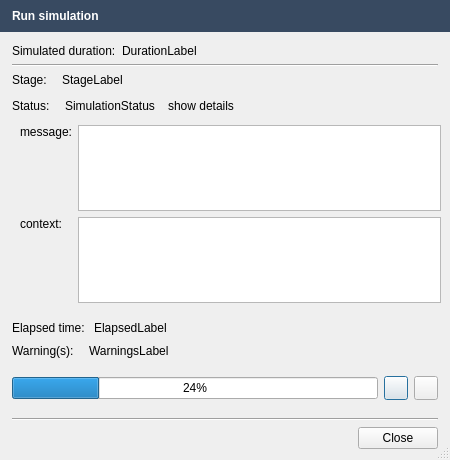
First picture: the form in src/openfluid/ui/common/RunSimulationDialog.ui, repository OpenFLUID/openfluid, before the edit.
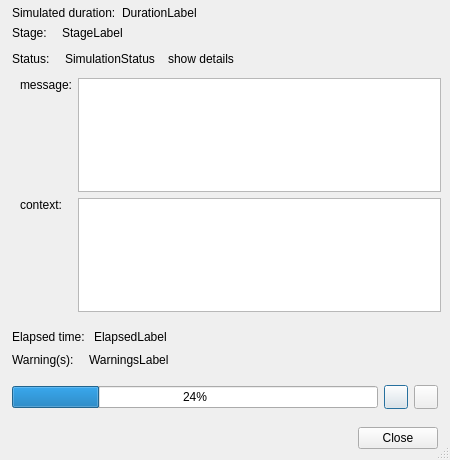
Second picture: the form after the edit. Custom widgets are drawn as their Qt base class.

Commit message:
Introduction of message dialog for OpenFLUID applications
* Added MessageFrame and MessageDialog classes
* Cleaned code
* Switch to version 2.1.7~alpha1

(closes OpenFLUID/openfluid#790)

```diff
--- a/src/openfluid/ui/common/RunSimulationDialog.ui
+++ b/src/openfluid/ui/common/RunSimulationDialog.ui
@@ -40,7 +40,7 @@
   <property name="modal">
    <bool>true</bool>
   </property>
-  <layout class="QVBoxLayout" name="verticalLayout" stretch="0,0,0,1,0,0,0">
+  <layout class="QVBoxLayout" name="verticalLayout" stretch="0,1,0,0">
    <property name="sizeConstraint">
     <enum>QLayout::SetMinimumSize</enum>
    </property>
@@ -53,52 +53,6 @@
    <property name="rightMargin">
     <number>0</number>
    </property>
-   <item>
-    <widget class="QFrame" name="MessageFrame">
-     <property name="sizePolicy">
-      <sizepolicy hsizetype="Preferred" vsizetype="Maximum">
-       <horstretch>0</horstretch>
-       <verstretch>0</verstretch>
-      </sizepolicy>
-     </property>
-     <property name="styleSheet">
-      <string notr="true">background-color: #384A61;</string>
-     </property>
-     <property name="frameShape">
-      <enum>QFrame::Panel</enum>
-     </property>
-     <property name="frameShadow">
-      <enum>QFrame::Sunken</enum>
-     </property>
-     <property name="lineWidth">
-      <number>0</number>
-     </property>
-     <layout class="QHBoxLayout" name="horizontalLayout_3" stretch="0">
-      <property name="spacing">
-       <number>5</number>
-      </property>
-      <property name="leftMargin">
-       <number>12</number>
-      </property>
-      <item>
-       <layout class="QHBoxLayout" name="horizontalLayout_2">
-        <item>
-         <widget class="QLabel" name="MessageLabel">
-          <property name="styleSheet">
-           <string notr="true">color: rgb(255, 255, 255);
-font : bold;
-</string>
-          </property>
-          <property name="text">
-           <string>Run simulation</string>
-          </property>
-         </widget>
-        </item>
-       </layout>
-      </item>
-     </layout>
-    </widget>
-   </item>
    <item>
     <layout class="QHBoxLayout" name="horizontalLayout" stretch="0,1">
      <property name="leftMargin">
@@ -126,26 +80,6 @@
      </item>
     </layout>
    </item>
-   <item>
-    <layout class="QHBoxLayout" name="horizontalLayout_10">
-     <property name="leftMargin">
-      <number>12</number>
-     </property>
-     <property name="rightMargin">
-      <number>12</number>
-     </property>
-     <item>
-      <widget class="QFrame" name="frame_2">
-       <property name="frameShape">
-        <enum>QFrame::HLine</enum>
-       </property>
-       <property name="frameShadow">
-        <enum>QFrame::Sunken</enum>
-       </property>
-      </widget>
-     </item>
-    </layout>
-   </item>
    <item>
     <layout class="QVBoxLayout" name="verticalLayout_3">
      <property name="spacing">
@@ -440,26 +374,6 @@
      </item>
     </layout>
    </item>
-   <item>
-    <layout class="QHBoxLayout" name="horizontalLayout_9">
-     <property name="leftMargin">
-      <number>12</number>
-     </property>
-     <property name="rightMargin">
-      <number>12</number>
-     </property>
-     <item>
-      <widget class="QFrame" name="frame">
-       <property name="frameShape">
-        <enum>QFrame::HLine</enum>
-       </property>
-       <property name="frameShadow">
-        <enum>QFrame::Sunken</enum>
-       </property>
-      </widget>
-     </item>
-    </layout>
-   </item>
    <item>
     <layout class="QHBoxLayout" name="horizontalLayout_4">
      <property name="leftMargin">
```
The commit also changes 82 other files.
